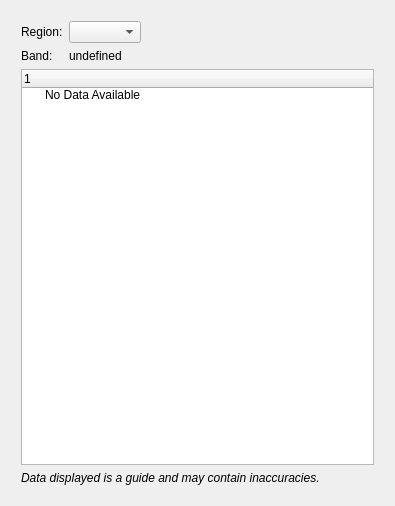
Qt form src/qtgui/dockallocationdetails.ui (gqrx-sdr/gqrx) before a commit.
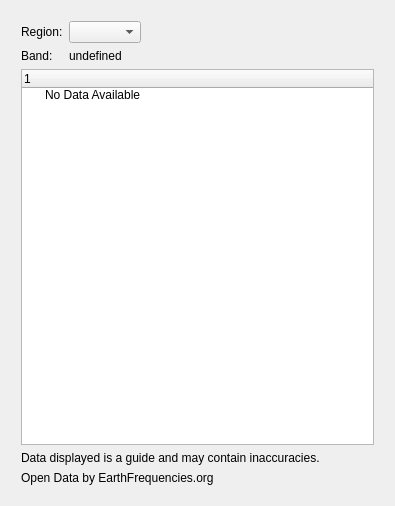
The same form after that commit.

Commit message: Allocation view: url and display tweaks

Patch:
```diff
--- a/src/qtgui/dockallocationdetails.ui
+++ b/src/qtgui/dockallocationdetails.ui
@@ -13,6 +13,9 @@
   <property name="floating">
    <bool>true</bool>
   </property>
+  <property name="features">
+   <set>QDockWidget::AllDockWidgetFeatures</set>
+  </property>
   <property name="windowTitle">
    <string>Frequency Allocations</string>
   </property>
@@ -94,14 +97,26 @@
       </item>
       <item>
        <widget class="QLabel" name="label">
+        <property name="font">
+         <font>
+          <italic>false</italic>
+         </font>
+        </property>
         <property name="text">
-         <string>&lt;html&gt;&lt;head/&gt;&lt;body&gt;&lt;p&gt;&lt;span style=&quot; font-style:italic;&quot;&gt;Data displayed is a guide and may contain inaccuracies.&lt;/span&gt;&lt;/p&gt;&lt;/body&gt;&lt;/html&gt;</string>
+         <string>&lt;html&gt;&lt;head/&gt;&lt;body&gt;&lt;p&gt;Data displayed is a guide and may contain inaccuracies.&lt;/p&gt;&lt;/body&gt;&lt;/html&gt;</string>
         </property>
         <property name="openExternalLinks">
          <bool>true</bool>
         </property>
        </widget>
       </item>
+      <item>
+       <widget class="QLabel" name="label_2">
+        <property name="text">
+         <string>Open Data by EarthFrequencies.org</string>
+        </property>
+       </widget>
+      </item>
      </layout>
     </item>
    </layout>
```
Left out of the diff: 11 changed lines with no effect on the pictures. The commit also changes 2 other files.
